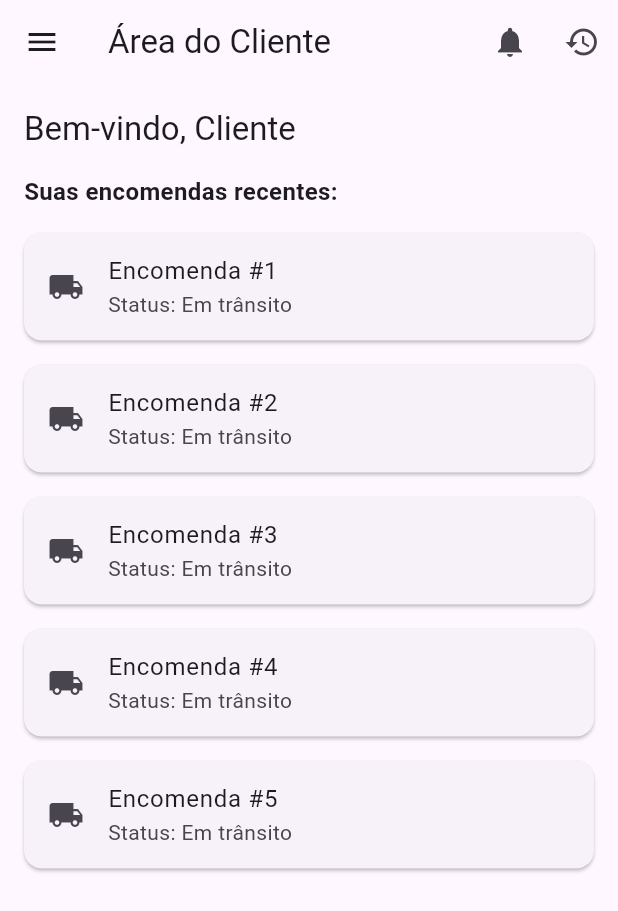
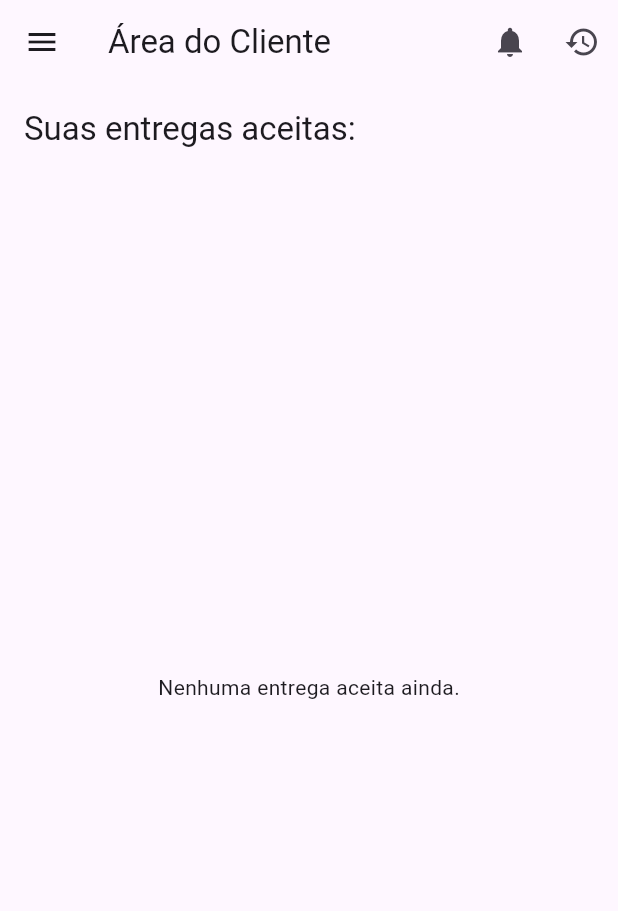
Before and after one commit to PedroTalmaToledo/LAB-MOBILE, a Flutter app: the ClienteHomePage screen opened by its route, on a phone screen of 412 x 824 dp. Shown: the top 911 px of the screen. Run offline on Flutter 3.47's test engine with Material 3 defaults, Android fonts, the phone set to English and light mode, and no system bars; our stand-ins replace shared_preferences; accounts and stored records are empty.

Commit message:
feat - mostrar entregas aceitas cliente

```diff
--- a/karona/lib/pages/cliente_home_page.dart
+++ b/karona/lib/pages/cliente_home_page.dart
@@ -1,37 +1,25 @@
 import 'package:flutter/material.dart';
+import 'package:provider/provider.dart';
 import 'package:shared_preferences/shared_preferences.dart';
-import 'package:provider/provider.dart';
 import '../services/theme_provider.dart';
+import '../services/delivery_provider.dart';
 import 'login_page.dart';
 
-class ClienteHomePage extends StatefulWidget {
+class ClienteHomePage extends StatelessWidget {
   const ClienteHomePage({super.key});
 
-  @override
-  State<ClienteHomePage> createState() => _ClienteHomePageState();
-}
-
-class _ClienteHomePageState extends State<ClienteHomePage> {
-  String _username = 'Cliente';
-
-  @override
-  void initState() {
-    super.initState();
-    // TODO: Carregar username via SharedPreferences ou API
-  }
-
-  void _logout() async {
+  void _logout(BuildContext context) async {
     final prefs = await SharedPreferences.getInstance();
     await prefs.clear();
-    Navigator.of(context).pushReplacement(
-      MaterialPageRoute(builder: (_) => const LoginPage()),
-    );
+    Navigator.of(context).pushReplacementNamed('/login');
   }
 
   @override
   Widget build(BuildContext context) {
     final themeProvider = Provider.of<ThemeProvider>(context);
     final isDark = themeProvider.themeMode == ThemeMode.dark;
+    final acceptedDeliveries =
+        Provider.of<DeliveryProvider>(context).acceptedDeliveries;
 
     return Scaffold(
       appBar: AppBar(
@@ -60,7 +48,7 @@ class _ClienteHomePageState extends State<ClienteHomePage> {
                 color: Theme.of(context).colorScheme.primary,
               ),
               child: Text(
-                'Olá, $_username',
+                'Olá, Cliente',
                 style: const TextStyle(color: Colors.white, fontSize: 18),
               ),
             ),
@@ -83,7 +71,7 @@ class _ClienteHomePageState extends State<ClienteHomePage> {
             ListTile(
               leading: const Icon(Icons.logout),
               title: const Text('Sair'),
-              onTap: _logout,
+              onTap: () => _logout(context),
             ),
           ],
         ),
@@ -94,28 +82,29 @@ class _ClienteHomePageState extends State<ClienteHomePage> {
           crossAxisAlignment: CrossAxisAlignment.start,
           children: [
             Text(
-              'Bem-vindo, $_username',
+              'Suas entregas aceitas:',
               style: Theme.of(context).textTheme.titleLarge,
-            ),
-            const SizedBox(height: 16),
-            const Text(
-              'Suas encomendas recentes:',
-              style: TextStyle(fontSize: 16, fontWeight: FontWeight.bold),
             ),
             const SizedBox(height: 8),
             Expanded(
-              child: ListView.builder(
-                itemCount: 5, // placeholder
+              child: acceptedDeliveries.isEmpty
+                  ? const Center(
+                      child: Text('Nenhuma entrega aceita ainda.'),
+                    )
+                  : ListView.builder(
+                      itemCount: acceptedDeliveries.length,
                       itemBuilder: (context, index) {
+                        final delivery = acceptedDeliveries[index];
                         return Card(
                           margin: const EdgeInsets.symmetric(vertical: 8),
                           child: ListTile(
-                      leading: const Icon(Icons.local_shipping),
-                      title: Text('Encomenda #${index + 1}'),
-                      subtitle: const Text('Status: Em trânsito'),
-                      onTap: () {
-                        // TODO: Detalhes da encomenda
-                      },
+                            leading: const Icon(
+                              Icons.check_circle,
+                              color: Colors.green,
+                            ),
+                            title: Text('Entrega #${delivery['id']}'),
+                            subtitle:
+                                Text('Local: ${delivery['address']}'),
                           ),
                         );
                       },
```
Lines whose indentation alone changed are shown as unchanged.
